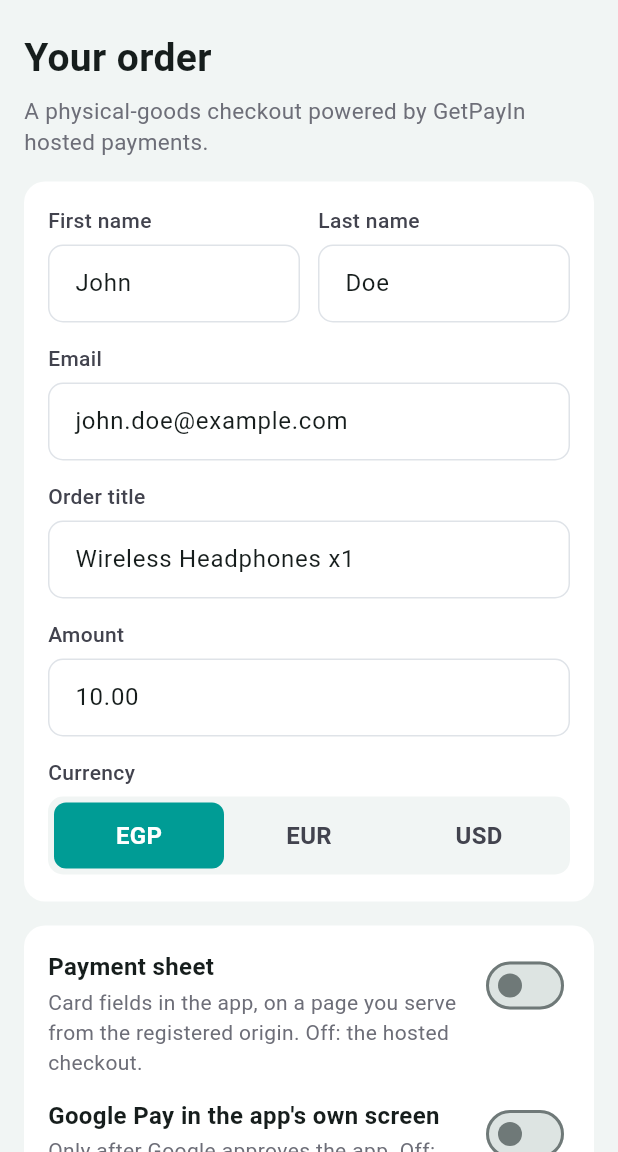
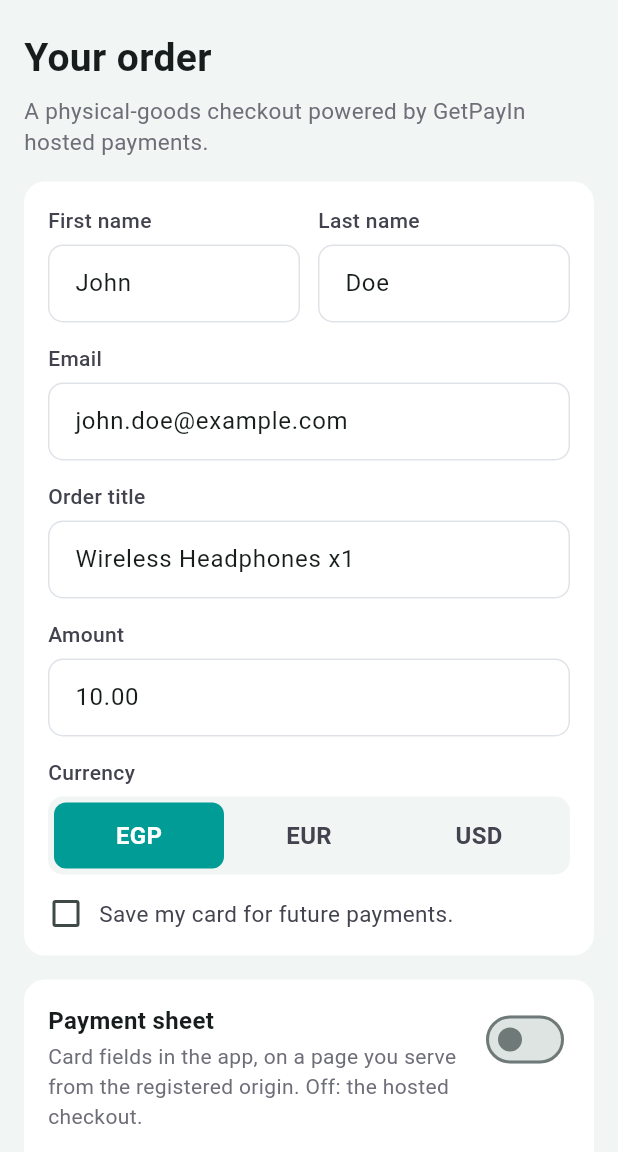
Before and after one commit to GetPayin-Tech/getpayin-flutter-checkout, a Flutter app: the screen it shows after launch, on a phone screen of 412 x 824 dp, the part 84-1236 px from its top. Run offline on Flutter 3.47's test engine with Material 3 defaults, Android fonts, the phone set to English and light mode, and no system bars; our stand-ins replace app_links, webview_flutter; missing offline and left inert: webview_flutter_android; key blocks and very long unbroken strings in the code were emptied for the run.

Commit message:
Ask the payer to keep their card where PayLink is told they agreed
PAYL-2089 takes the wording the integrator showed and stores it as the evidence, which puts
the asking at /init -- before the sheet exists. So the tick belongs on the order screen, and
the demo shows it there, from the same constant it sends as tokenization_consent_text. Two
copies of that string is how an integrator ends up unable to say what was on screen.

The dev server forwards it, and falls back to the hosted checkout on the new
tokenize_consent_required alongside the old refusal, so the harness behaves either side of
that deploy.

```diff
--- a/example/lib/main.dart
+++ b/example/lib/main.dart
@@ -92,6 +92,13 @@ const PaymentSheetStyle sheetStyle = PaymentSheetStyle(
 /// What the page is drawn on, behind the cards.
 const Color canvas = Color(0xFFF1F5F4);
 
+/// The wording a payer agrees to before their card is kept.
+///
+/// One constant, shown to the payer and sent to PayLink as `tokenization_consent_text`, so
+/// the words stored against the card are the words that were on screen. Two copies of this
+/// is how an integrator ends up unable to evidence what was actually agreed to.
+const String cardSaveConsent = 'Save my card for future payments.';
+
 /// The currencies the demo offers, which is what the integration is set up for.
 const List<String> currencies = <String>['EGP', 'EUR', 'USD'];
 
@@ -134,7 +141,7 @@ class _CheckoutPageState extends State<CheckoutPage> {
   bool _googlePayInApp = false;
   bool _useSheet = false;
   bool _collectBilling = false;
-  bool _tokenize = false;
+  bool _keepCard = false;
   bool _busy = false;
   String? _step;
   CheckoutResult? _result;
@@ -202,7 +209,6 @@ class _CheckoutPageState extends State<CheckoutPage> {
         fieldsPageHeaders: fieldsPageHeaders,
         style: sheetStyle,
         collectBillingAddress: _collectBilling,
-        keepTheCard: _tokenize,
         returnUrl: returnUrl,
         expectedInvoiceId: session.invoiceId,
         amountLabel: _priced,
@@ -273,7 +279,8 @@ class _CheckoutPageState extends State<CheckoutPage> {
         'currency': _currency,
         'title': _title.text.trim(),
         'hosted_fields': _useSheet,
-        'tokenize': _tokenize,
+        'tokenize': _keepCard,
+        if (_keepCard) 'tokenization_consent_text': cardSaveConsent,
         if (_baseUrl.text.trim().isNotEmpty) 'base_url': _baseUrl.text.trim(),
         if (_publicToken.text.trim().isNotEmpty)
           'public_token': _publicToken.text.trim(),
@@ -454,6 +461,12 @@ class _CheckoutPageState extends State<CheckoutPage> {
                 enabled: !_busy,
                 onChanged: (chosen) => setState(() => _currency = chosen),
               ),
+              _Consent(
+                text: cardSaveConsent,
+                value: _keepCard,
+                enabled: !_busy,
+                onChanged: (value) => setState(() => _keepCard = value),
+              ),
             ],
           ),
           const SizedBox(height: 16),
@@ -475,14 +488,6 @@ class _CheckoutPageState extends State<CheckoutPage> {
                   value: _collectBilling,
                   enabled: !_busy,
                   onChanged: (value) => setState(() => _collectBilling = value),
-                ),
-                _Toggle(
-                  title: 'Keep the card',
-                  detail: 'Vault it while charging it, so it can be charged '
-                      'again later.',
-                  value: _tokenize,
-                  enabled: !_busy,
-                  onChanged: (value) => setState(() => _tokenize = value),
                 ),
               ],
               _Toggle(
@@ -776,6 +781,60 @@ class _Segmented extends StatelessWidget {
   }
 }
 
+/// The tick a payer gives before their card is kept, in the words they are given.
+///
+/// On the order screen rather than on the payment sheet, because PayLink is told the payer
+/// agreed when the payment is created -- and a tick collected after that would be asserting
+/// something that had already been asserted.
+class _Consent extends StatelessWidget {
+  const _Consent({
+    required this.text,
+    required this.value,
+    required this.enabled,
+    required this.onChanged,
+  });
+
+  final String text;
+  final bool value;
+  final bool enabled;
+  final ValueChanged<bool> onChanged;
+
+  @override
+  Widget build(BuildContext context) {
+    return Padding(
+      padding: const EdgeInsets.only(bottom: 12),
+      child: GestureDetector(
+        onTap: enabled ? () => onChanged(!value) : null,
+        behavior: HitTestBehavior.opaque,
+        child: Row(
+          crossAxisAlignment: CrossAxisAlignment.center,
+          children: <Widget>[
+            SizedBox(
+              width: 24,
+              height: 24,
+              child: Checkbox(
+                value: value,
+                activeColor: brand,
+                visualDensity: VisualDensity.compact,
+                materialTapTargetSize: MaterialTapTargetSize.shrinkWrap,
+                onChanged:
+                    enabled ? (ticked) => onChanged(ticked ?? false) : null,
+              ),
+            ),
+            const SizedBox(width: 10),
+            Expanded(
+              child: Text(
+                text,
+                style: const TextStyle(fontSize: 15, color: Color(0xFF42434E)),
+              ),
+            ),
+          ],
+        ),
+      ),
+    );
+  }
+}
+
 /// One switch, with the sentence that says what it changes.
 class _Toggle extends StatelessWidget {
   const _Toggle({
```
Also changed, not shown: 2 other files.
